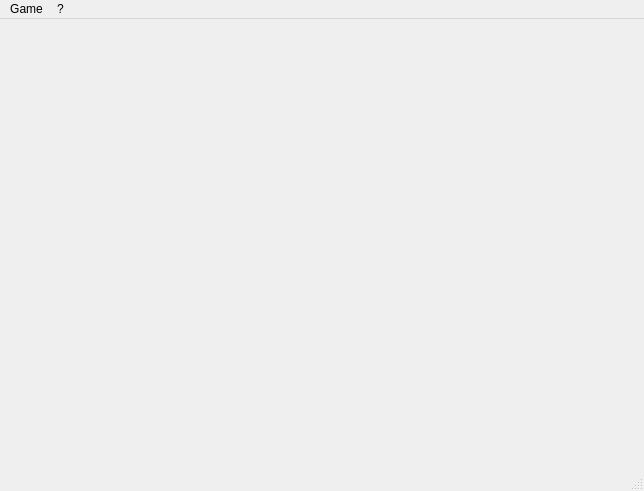
Old version of the form mainwindow.ui in the repository cerevra/2048.
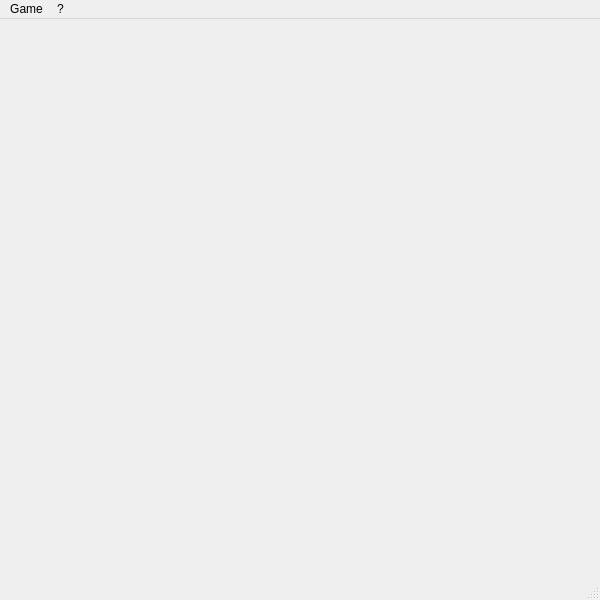
New version of the form.

Commit message: set minimum size

```diff
--- a/mainwindow.ui
+++ b/mainwindow.ui
@@ -6,10 +6,16 @@
    <rect>
     <x>0</x>
     <y>0</y>
-    <width>644</width>
-    <height>491</height>
+    <width>600</width>
+    <height>600</height>
    </rect>
   </property>
+  <property name="minimumSize">
+   <size>
+    <width>400</width>
+    <height>400</height>
+   </size>
+  </property>
   <property name="windowTitle">
    <string>MainWindow</string>
   </property>
@@ -19,7 +25,7 @@
     <rect>
      <x>0</x>
      <y>0</y>
-     <width>644</width>
+     <width>600</width>
      <height>21</height>
     </rect>
    </property>
```
